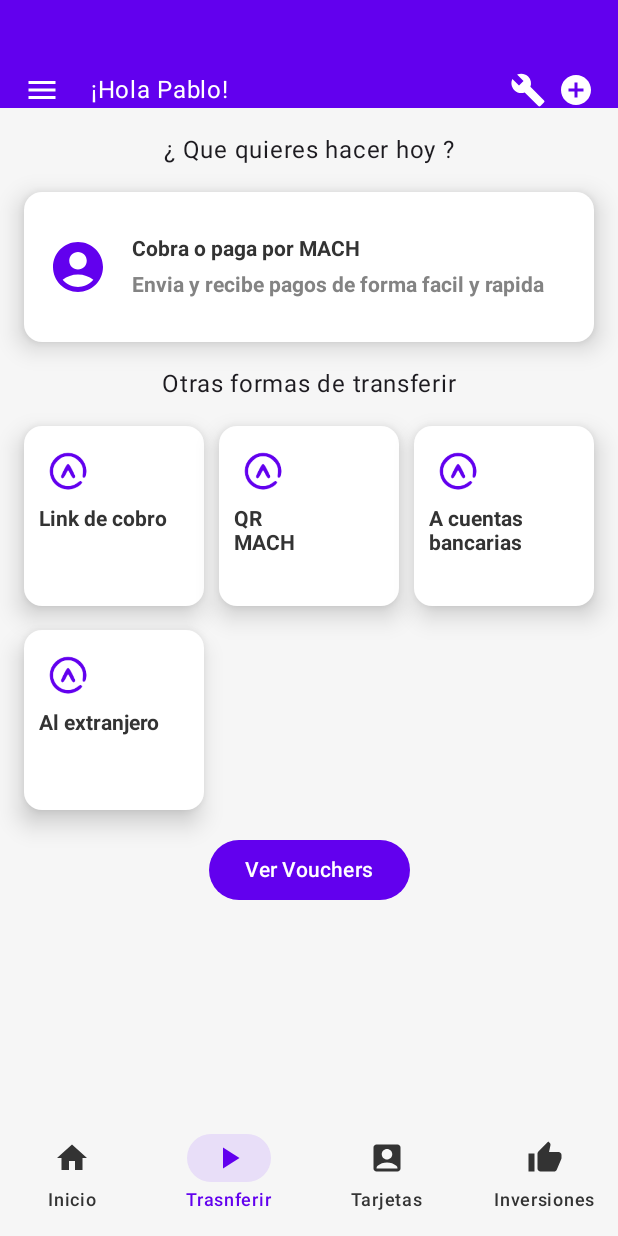
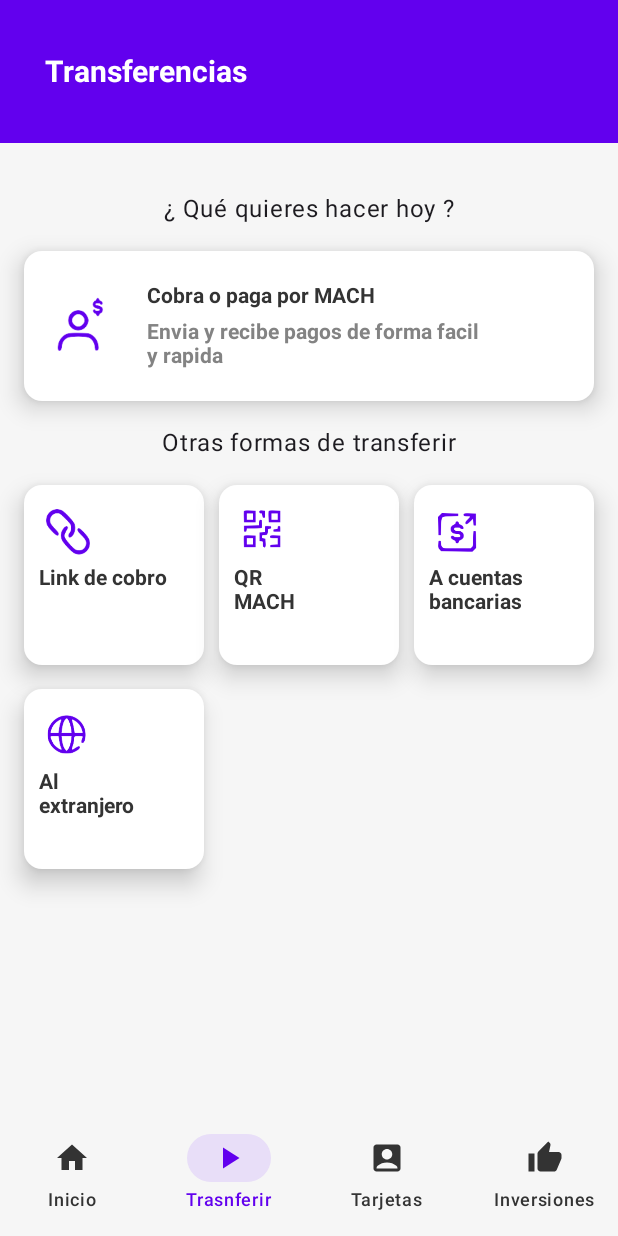
Before and after one commit to PabloZuVal/Mach, an Android app built with Jetpack Compose: the screen it shows after launch (MainActivity), item 2 of the bottom bar chosen, on a phone screen of 412 x 824 dp. Run offline under Robolectric (Android 15) with nearby library versions, the light colour scheme and no system bars; our stand-ins replace Dagger/Hilt's generated code.

Commit message:
🚧 Update style transfer and cards screens

```diff
--- a/app/src/main/java/com/pablozv/mach/MainActivity.kt
+++ b/app/src/main/java/com/pablozv/mach/MainActivity.kt
@@ -8,8 +8,11 @@
 import androidx.compose.foundation.layout.fillMaxSize
 import androidx.compose.foundation.layout.padding
 import androidx.compose.material3.Scaffold
+import androidx.compose.runtime.mutableStateOf
 import androidx.compose.runtime.remember
 import androidx.compose.ui.Modifier
+import androidx.compose.ui.graphics.Color
+import androidx.compose.ui.graphics.toArgb
 import androidx.navigation.compose.rememberNavController
 import com.pablozv.mach.ui.theme.MachTheme
 import com.pablozv.mach.core.navigation.BottomNavigationMenu
@@ -29,10 +32,19 @@
             MachTheme {
                 val navController = rememberNavController()//
                 val bottonSheetController = remember { BottonSheetController() }
+                val showTopBarController = remember { mutableStateOf(true) }
+
+                // Set the status bar color
+                val statusBarColor = if (showTopBarController.value) {
+                    Color(0xFF6200EE) // Reemplaza con el color de tu TopBar
+                } else {
+                    Color(0xFF000000) // Reemplaza con el color deseado para TransferenciaScreen
+                }
+                window.statusBarColor = statusBarColor.toArgb()
 
                 Scaffold(
                     modifier = Modifier.fillMaxSize(),
-                    topBar = { TopBar() },
+                    topBar = { if (showTopBarController.value) { TopBar() }},
                     bottomBar = { BottomNavigationMenu(navController = navController) }
                 ) { innerPadding ->
                     Column (
@@ -41,7 +53,10 @@
                             .padding(innerPadding)
 
                     ){
-                        NavigationController(navController = navController, bottonSheetController = bottonSheetController)
+                        NavigationController(
+                            navController = navController,
+                            bottonSheetController = bottonSheetController,
+                            showTopBarController = showTopBarController)
 
                         BottomSheet(
                             isSheetVisible = bottonSheetController.isVisible,
--- a/app/src/main/java/com/pablozv/mach/core/navigation/NavigationController.kt
+++ b/app/src/main/java/com/pablozv/mach/core/navigation/NavigationController.kt
@@ -1,6 +1,7 @@
 package com.pablozv.mach.core.navigation
 
 import androidx.compose.runtime.Composable
+import androidx.compose.runtime.MutableState
 import androidx.navigation.NavHostController
 import androidx.navigation.compose.NavHost
 import androidx.navigation.compose.composable
@@ -16,20 +17,23 @@
 @Composable
 fun NavigationController(
     navController: NavHostController,
-    bottonSheetController: BottonSheetController
+    bottonSheetController: BottonSheetController,
+    showTopBarController: MutableState<Boolean>
 ){
 
     val routeItem = listOf(
         NavComposable(
             route = "Inicio",
-            content = { InicioScreen(
-                bottonSheetController = bottonSheetController,
-            ) }
+            content = {
+                showTopBarController.value = true
+                InicioScreen(bottonSheetController = bottonSheetController,)
+            }
         ),
         NavComposable(
             route = "Transferir",
-            content = { TransferenciaScreen(
-                onNavigateToVouchers = { navController.navigate("Vouchers") },
+            content = {
+                showTopBarController.value = false
+                TransferenciaScreen(onNavigateToVouchers = { navController.navigate("Vouchers") },
             ) }
         ),
         NavComposable(
--- a/app/src/main/java/com/pablozv/mach/feature/inicio/ui/InicioScreen.kt
+++ b/app/src/main/java/com/pablozv/mach/feature/inicio/ui/InicioScreen.kt
@@ -37,6 +37,7 @@
     bottonSheetController: BottonSheetController
 ){
     val userData by viewModel.userData.collectAsState()
+    val isLoading = userData == null
 
     Box(
         modifier = Modifier
@@ -54,6 +55,19 @@
                 .padding(16.dp)
         ){
             item {
+
+                if (isLoading){
+                    ScrollAccounts(
+                        saldoActual = "0",
+                        saldoCupoCredito = "0",
+                        cashback = 0.0,
+                        saldoInversiones = "0",
+                    )
+                    EvolveAccountCard()
+                    CardAccount(
+                        numeroTarjetaVirtual = "0000 0000 0000 0000"
+                    )
+                } else {
                     userData?.let {data ->
                         ScrollAccounts(
                             saldoActual = data.saldo_actual.toString(),
@@ -67,6 +81,8 @@
                         )
 
                     }
+                }
+
                 Spacer(modifier = Modifier.height(24.dp))
             }
 
--- a/app/src/main/java/com/pablozv/mach/feature/transferencia/ui/TransferenciaScreen.kt
+++ b/app/src/main/java/com/pablozv/mach/feature/transferencia/ui/TransferenciaScreen.kt
@@ -1,6 +1,8 @@
 package com.pablozv.mach.feature.transferencia.ui
 
+import androidx.compose.foundation.background
 import androidx.compose.foundation.layout.Arrangement
+import androidx.compose.foundation.layout.Box
 import androidx.compose.foundation.layout.Column
 import androidx.compose.foundation.layout.Row
 import androidx.compose.foundation.layout.Spacer
@@ -9,12 +11,17 @@
 import androidx.compose.foundation.layout.height
 import androidx.compose.foundation.layout.padding
 import androidx.compose.material3.Button
+import androidx.compose.material3.MaterialTheme
 import androidx.compose.material3.Text
 import androidx.compose.runtime.Composable
 import androidx.compose.ui.Alignment
 import androidx.compose.ui.Modifier
+import androidx.compose.ui.graphics.Color
+import androidx.compose.ui.text.TextStyle
+import androidx.compose.ui.text.font.FontWeight
 import androidx.compose.ui.tooling.preview.Preview
 import androidx.compose.ui.unit.dp
+import androidx.compose.ui.unit.sp
 import com.pablozv.mach.ui.theme.MachTheme
 import com.pablozv.mach.ui.composable.RectangleCard
 import com.pablozv.mach.ui.composable.SquareCard
@@ -22,27 +29,48 @@
 @Composable
 fun TransferenciaScreen(
     onNavigateToVouchers: () -> Unit = {}
-){
-
+) {
     Column(
         modifier = Modifier
-            .fillMaxSize()
-            .padding(16.dp),
+            .fillMaxSize(),
         horizontalAlignment = Alignment.CenterHorizontally
+    ) {
+        Box(
+            modifier = Modifier
+                .fillMaxWidth()
+                .height(95.dp)
+                .background(MaterialTheme.colorScheme.primary)
+        ) {
+            Text(
+                "Transferencias",
+                modifier = Modifier
+                    .padding(30.dp)
+                    .align(Alignment.CenterStart),
+                color = Color.White,
+                style = TextStyle(
+                    fontSize = 20.sp,
+                    fontWeight = FontWeight.Bold
+                )
+            )
+        }
+        Column(
+            modifier = Modifier.padding(16.dp),
+        ) {
+            Spacer(modifier = Modifier.height(16.dp))
 
-    ){
-        Text("¿ Que quieres hacer hoy ?")
-
+//            Text("¿ Qué quieres hacer hoy ?")
+            Text("¿ Qué quieres hacer hoy ?", modifier = Modifier.align(Alignment.CenterHorizontally))
             Spacer(modifier = Modifier.height(16.dp))
 
             RectangleCard(
                 "Cobra o paga por MACH",
-            "Envia y recibe pagos de forma facil y rapida"
+                "Envia y recibe pagos de forma facil \ny rapida",
+                "transf_icon_3",
             )
 
             Spacer(modifier = Modifier.height(16.dp))
 
-        Text("Otras formas de transferir")
+            Text("Otras formas de transferir", modifier = Modifier.align(Alignment.CenterHorizontally))
 
             Spacer(modifier = Modifier.height(16.dp))
 
@@ -52,13 +80,16 @@
                 horizontalArrangement = Arrangement.SpaceBetween
             ) {
                 SquareCard(
-                "Link de cobro"
+                    "Link de cobro",
+                    "link_cobro"
                 )
                 SquareCard(
-                "QR \nMACH"
+                    "QR \nMACH",
+                    "qr_pay"
                 )
                 SquareCard(
-                "A cuentas bancarias"
+                    "A cuentas\nbancarias",
+                    "to_account"
                 )
             }
 
@@ -70,20 +101,11 @@
                 horizontalArrangement = Arrangement.SpaceBetween
             ) {
                 SquareCard(
-                "Al extranjero"
+                    "Al\nextranjero",
+                    "to_world"
                 )
-
             }
-
-        Button(
-            onClick = { onNavigateToVouchers() },
-            modifier = Modifier.padding(top = 16.dp)
-        ){
-            Text("Ver Vouchers")
         }
-
-
-
 
 
     }
--- a/app/src/main/java/com/pablozv/mach/ui/composable/RectangleCard.kt
+++ b/app/src/main/java/com/pablozv/mach/ui/composable/RectangleCard.kt
@@ -17,22 +17,36 @@
 import androidx.compose.material3.MaterialTheme
 import androidx.compose.material3.Text
 import androidx.compose.runtime.Composable
+import androidx.compose.runtime.remember
 import androidx.compose.ui.Alignment
 import androidx.compose.ui.Modifier
 import androidx.compose.ui.graphics.Color
 import androidx.compose.ui.graphics.vector.ImageVector
+import androidx.compose.ui.platform.LocalContext
+import androidx.compose.ui.res.painterResource
 import androidx.compose.ui.text.TextStyle
 import androidx.compose.ui.text.font.FontWeight
 import androidx.compose.ui.tooling.preview.Preview
 import androidx.compose.ui.unit.dp
 import androidx.compose.ui.unit.sp
+import com.pablozv.mach.R
 import com.pablozv.mach.ui.theme.MachTheme
 
 @Composable
 fun RectangleCard(
     title: String = "Default title",
     description: String = "Default description",
-    icon: ImageVector = Icons.Default.AccountCircle, ){
+    iconName: String = ""){
+
+    val context = LocalContext.current
+    val iconId = remember(iconName) {
+        if (iconName.isEmpty()) {
+            0
+        } else {
+            context.resources.getIdentifier(iconName, "drawable", context.packageName)
+        }
+    }
+
     Card(
         modifier = Modifier
             .fillMaxWidth()
@@ -56,11 +70,17 @@
             verticalAlignment = Alignment.CenterVertically
         ) {
 
-            Icon(imageVector = icon, contentDescription ="",
-                modifier = Modifier
-                    .size(40.dp),
+//            Icon(imageVector = icon, contentDescription ="",
+//                modifier = Modifier
+//                    .size(40.dp),
+//                tint = MaterialTheme.colorScheme.primary
+//
+//            )
+            Icon(
+                painter = if(iconId != 0) painterResource(id = iconId) else painterResource(id = R.drawable.icon1),
+                contentDescription = "",
+                modifier = Modifier.size(50.dp),
                 tint = MaterialTheme.colorScheme.primary
-
             )
             Spacer(modifier = Modifier.size(16.dp))
 
```
Also changed, not shown: app/src/main/java/com/pablozv/mach/feature/tarjetas/ui/TarjetasScreen.kt (+39 -19 lines). Lines whose indentation alone changed are shown as unchanged.
